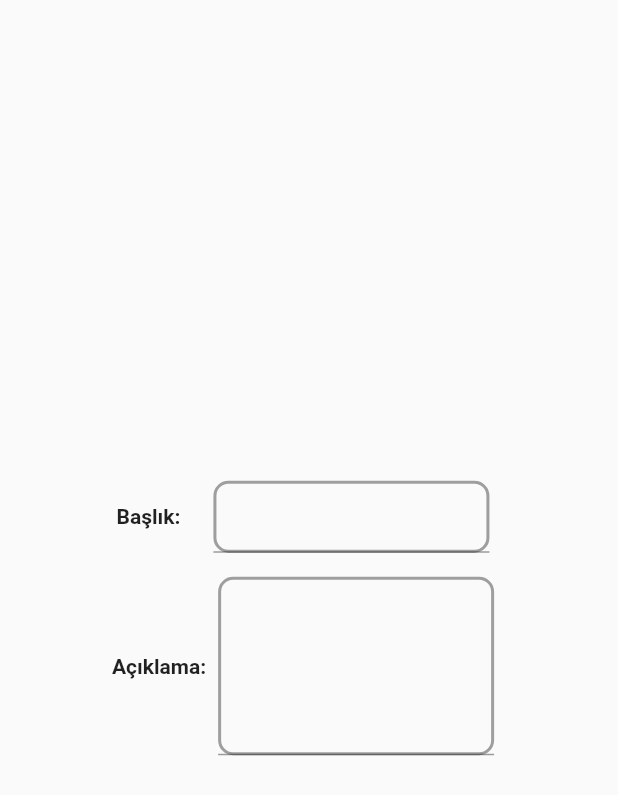
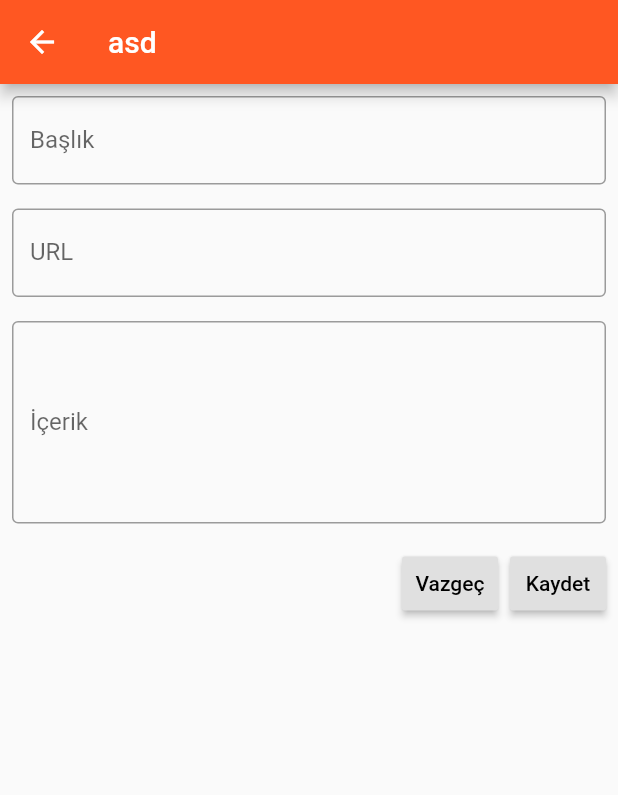
Before and after one commit to mutesellim/receipt_app, a Flutter app: the ReceiptAddingPage screen opened directly, on a phone screen of 412 x 824 dp. Shown: the top 795 px of the screen. Run offline on Flutter 3.47's test engine with Material 2 defaults, Android fonts, the light colour scheme and no system bars; our stand-ins replace sqflite; accounts and stored records are empty.

Commit message:
13Agustos

```diff
--- a/lib/admin_login_page.dart
+++ b/lib/admin_login_page.dart
@@ -1,6 +1,7 @@
 import 'package:flutter/cupertino.dart';
 import 'package:flutter/material.dart';
 import 'package:flutter_cook_book/receipt_adding_page.dart';
+import 'package:flutter_cook_book/receipt_detail_page.dart';
 
 class AdminLogin extends StatefulWidget {
   @override
@@ -56,7 +57,7 @@ class _AdminLoginState extends State<AdminLogin> {
                 mainAxisAlignment: MainAxisAlignment.center,
                 children: [
                   Text(
-                    "Şifre:            ",
+                    "Şifre:              ",
                   ),
                   Container(
                     width: 200,
@@ -83,7 +84,7 @@ class _AdminLoginState extends State<AdminLogin> {
                         MaterialPageRoute(builder: (context) => ReceiptAddingPage()));
                   }
                 },
-                child: Text("Griş Yap"),
+                child: Text("Giriş Yap"),
               ),
             ],
           ),
--- a/lib/models/pictures.dart
+++ b/lib/models/pictures.dart
@@ -0,0 +1,25 @@
+class Picture{
+  int pictureID;
+  String pictureURL;
+
+  Picture(this.pictureID,this.pictureURL);
+
+
+
+
+  Map<String,dynamic>toMap(){
+    var map = Map<String,dynamic>();
+    map["pictureID"]=pictureID;
+    map["pictureURL"]=pictureURL;
+    return map;
+  }
+  Picture.fromMap(Map<String,dynamic>map){
+    this.pictureID=map["pictureID"];
+    this.pictureURL=map["pictureURL"];
+  }
+
+  @override
+  String toString() {
+    return 'Picture{pictureID: $pictureID, pictureURL: $pictureURL}';
+  }
+}
--- a/lib/models/receipts.dart
+++ b/lib/models/receipts.dart
@@ -1,4 +1,33 @@
 class Receipts {
-  String receiptTitle ;
+  int receiptID;
+  int pictureID;
+  String receiptTitle;
   String receiptDescription;
+  String videoURL;
+
+  Receipts(this.receiptID,this.pictureID,this.receiptTitle,
+      this.receiptDescription, this.videoURL);
+
+  Map<String,dynamic>toMap(){
+    var map = Map<String,dynamic>();
+    map["receiptID"]=receiptID;
+    map["pictureID"]=pictureID;
+    map["receiptTitle"]=receiptTitle;
+    map["receiptDescription"]=receiptDescription;
+    map["videoURL"]=videoURL;
+    return map;
+  }
+
+  Receipts.fromMap(Map<String, dynamic> map) {
+    this.receiptID = map["receiptID"];
+    this.pictureID = map["pictureID"];
+    this.receiptTitle = map["receiptTitle"];
+    this.receiptDescription = map["receiptDescription"];
+    this.videoURL = map["videoURL"];
+  }
+
+  @override
+  String toString() {
+    return 'Receipts{receiptID: $receiptID, pictureID: $pictureID, receiptTitle: $receiptTitle, receiptDescription: $receiptDescription, videoURL: $videoURL}';
+  }
 }
--- a/lib/receipt_adding_page.dart
+++ b/lib/receipt_adding_page.dart
@@ -1,4 +1,6 @@
 import 'package:flutter/material.dart';
+import 'package:flutter_cook_book/models/receipts.dart';
+import 'package:flutter_cook_book/utils/database_helper.dart';
 
 class ReceiptAddingPage extends StatefulWidget {
   @override
@@ -6,83 +8,113 @@ class ReceiptAddingPage extends StatefulWidget {
 }
 
 class _ReceiptAddingPageState extends State<ReceiptAddingPage> {
-  String receiptTitle;
-  String receiptDescription;
-  final titleController = TextEditingController();
-  final descriptionController = TextEditingController();
+  var formKey = GlobalKey<FormState>();
+  List<Receipts> allReceipts;
+  DatabaseHelper databaseHelper;
+  String receiptTitle, receiptDescription, videoURL;
 
-  @override
-  void dispose() {
-    titleController.dispose();
-    descriptionController.dispose();
-    super.dispose();
-  }
   @override
   void initState() {
     // TODO: implement initState
     super.initState();
-    receiptTitle=titleController.text;
-    receiptDescription=descriptionController.text;
+    allReceipts = List<Receipts>();
+    databaseHelper = DatabaseHelper();
+    databaseHelper.getReceipts().then((receiptsMapList) {
+      for (Map readMap in receiptsMapList) {
+        allReceipts.add(Receipts.fromMap(readMap));
+      }
+    });
   }
 
   @override
   Widget build(BuildContext context) {
     return Scaffold(
-      body: Form(
-        child: Column(
-          mainAxisAlignment: MainAxisAlignment.center,
-          children: [
-            Row(
-              mainAxisAlignment: MainAxisAlignment.center,
-              children: [
-                Text(
-                  "Başlık:    ",
-                  style: TextStyle(fontWeight: FontWeight.bold),
-                ),
-                Container(
-                  width: 200,
-                  child: Padding(
-                    padding: const EdgeInsets.all(8.0),
-                    child: DecoratedBox(
-                      decoration: BoxDecoration(
-                          border: Border.all(color: Colors.grey, width: 2),
-                          borderRadius: BorderRadius.all(Radius.circular(10))),
+      resizeToAvoidBottomPadding: false,
+      appBar: AppBar(
+        title: Text("asd"),
+      ),
+      body: allReceipts.length > 0
+          ? Center(
+              child: CircularProgressIndicator(),
+            )
+          : Container(
+              child: Form(
+                key: formKey,
+                child: Column(
+                  children: [
+                    Padding(
+                      padding: const EdgeInsets.all(8.0),
                       child: TextFormField(
-                        controller: titleController,
-                        maxLines: 1,
+                        validator: (text) {
+                          if (text.length < 2) {
+                            return "En az 3 Karakter Giriniz";
+                          }
+                        },
+                        onSaved: (text) {
+                          receiptTitle = text;
+                        },
+                        decoration: InputDecoration(
+                            hintText: "Tarif Başlığını Giriniz",
+                            labelText: "Başlık",
+                            border: OutlineInputBorder()),
                       ),
                     ),
-                  ),
-                ),
-              ],
-            ),
-            Row(
-              mainAxisAlignment: MainAxisAlignment.center,
-              children: [
-                Text(
-                  "Açıklama:",
-                  style: TextStyle(fontWeight: FontWeight.bold),
-                ),
-                Container(
-                  width: 200,
-                  child: Padding(
-                    padding: const EdgeInsets.all(8.0),
-                    child: DecoratedBox(
-                      decoration: BoxDecoration(
-                          border: Border.all(color: Colors.grey, width: 2),
-                          borderRadius: BorderRadius.all(Radius.circular(10))),
+                    Padding(
+                      padding: const EdgeInsets.all(8.0),
                       child: TextFormField(
-                        controller: descriptionController,
-                        maxLines: 5,
+                        onSaved: (text) {
+                          videoURL = text;
+                        },
+                        decoration: InputDecoration(
+                            hintText: "Video için URL Giriniz",
+                            labelText: "URL",
+                            border: OutlineInputBorder()),
                       ),
                     ),
-                  ),
+                    Padding(
+                      padding: const EdgeInsets.all(8.0),
+                      child: TextFormField(
+                        onSaved: (text) {
+                          receiptDescription = text;
+                        },
+                        maxLines: 5,
+                        decoration: InputDecoration(
+                            hintText: "Tarif İçeriğini Giriniz",
+                            labelText: "İçerik",
+                            border: OutlineInputBorder()),
+                      ),
+                    ),
+                    ButtonBar(
+                      children: [
+                        RaisedButton(
+                          onPressed: () {
+                            Navigator.pop(context);
+                          },
+                          child: Text("Vazgeç"),
+                        ),
+                        RaisedButton(
+                          onPressed: () {
+                            if (formKey.currentState.validate()) {
+                              formKey.currentState.save();
+                              databaseHelper
+                                  .addReceipt(Receipts(2,2,receiptTitle,
+                                      receiptDescription, videoURL))
+                                  .then((savedReceiptID) {
+                                if (savedReceiptID != 0) {
+                                  debugPrint(
+                                      "gelen veri: $receiptTitle $receiptDescription $videoURL");
+                                }
+                              });
+                            }
+                          },
+                          child: Text("Kaydet"),
+                        )
+                      ],
+                    )
+                  ],
                 ),
-              ],
+              ),
             ),
-          ],
-        ),
-      ),
     );
   }
 }
--- a/pubspec.yaml
+++ b/pubspec.yaml
@@ -13,8 +13,8 @@ dependencies:
   flutter:
     sdk: flutter
 
-
-
+  path_provider: ^1.6.11
+  sqflite: ^1.3.1
   cupertino_icons: ^0.1.3
 
 dev_dependencies:
@@ -26,3 +26,4 @@ flutter:
 
   assets:
     - assets/
+    - assets/data.db
```
Also changed, not shown: lib/receipt_detail_page.dart (+13 -4 lines), lib/receipt_list.dart (+7 -6 lines), lib/utils/database_helper.dart (+134 -0 lines), pubspec.lock, 1 other file.
